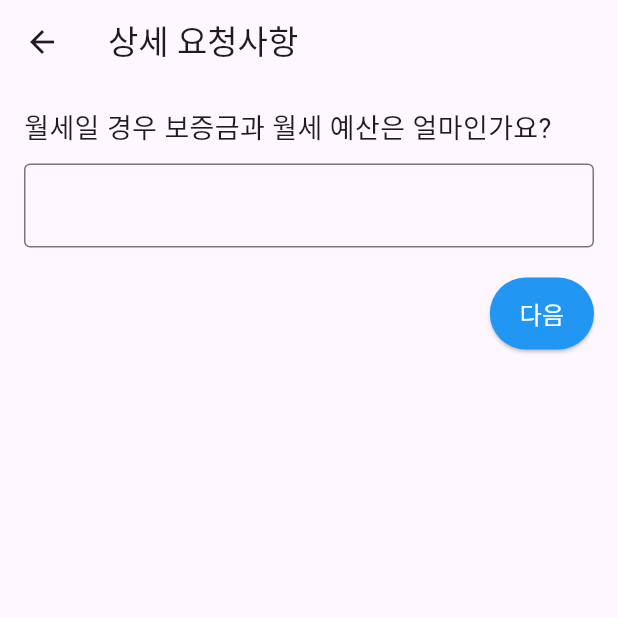
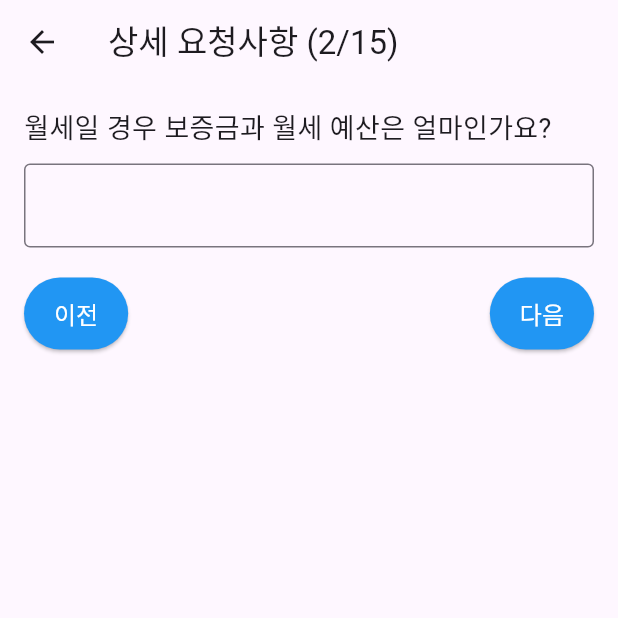
Before and after one commit to syugi/safe_realtor_app, a Flutter app: the InquiryDetailsScreen screen opened directly, after a tap on "다음", on a phone screen of 412 x 824 dp, the top half of it. Run offline on Flutter 3.47's test engine with Material 3 defaults, Android fonts, the phone set to English and light mode, and no system bars; our stand-ins replace flutter_dotenv, image_picker, logger, shared_preferences; accounts and stored records are empty; network calls fail.

Commit message:
fix:상세요청사항 텍스트 입력 오류 수정

```diff
--- a/lib/screens/inquiry/inquiry_details_screen.dart
+++ b/lib/screens/inquiry/inquiry_details_screen.dart
@@ -15,12 +15,19 @@ class _InquiryDetailsScreenState extends State<InquiryDetailsScreen> {
   List<Map<String, dynamic>> questions = [];
   int currentQuestionIndex = 0;
   bool isLoading = true; // 로딩 상태 추가
+  TextEditingController textController = TextEditingController();
 
   @override
   void initState() {
     super.initState();
     _loadQuestions();
     _loadAnswersFromPreferences();
+  }
+
+  @override
+  void dispose() {
+    textController.dispose(); // 컨트롤러 해제
+    super.dispose();
   }
 
   // 질문 목록을 불러오는 함수
@@ -48,8 +55,15 @@ class _InquiryDetailsScreenState extends State<InquiryDetailsScreen> {
     if (savedAnswersJson != null) {
       setState(() {
         answers = jsonDecode(savedAnswersJson);
+        _updateTextController();
       });
     }
+  }
+
+// TextController를 현재 질문의 답변으로 업데이트
+  void _updateTextController() {
+    String questionKey = questions[currentQuestionIndex]['key'];
+    textController.text = answers[questionKey] ?? '';
   }
 
   // 답변을 저장하는 함수 (단일 선택/다중 선택 처리)
@@ -127,7 +141,10 @@ class _InquiryDetailsScreenState extends State<InquiryDetailsScreen> {
     String? selectedValue = answers[questionKey];
 
     return Scaffold(
-      appBar: AppBar(title: const Text('상세 요청사항')),
+      appBar: AppBar(
+        title:
+            Text('상세 요청사항 (${currentQuestionIndex + 1}/${questions.length})'),
+      ),
       body: Padding(
         padding: const EdgeInsets.all(16.0),
         child: Column(
@@ -146,22 +163,32 @@ class _InquiryDetailsScreenState extends State<InquiryDetailsScreen> {
                 onChanged: (value) {
                   _saveAnswer(value, multiSelect);
                 },
-                controller: TextEditingController(
-                  text: answers[questionKey],
-                ),
+                controller: textController,
                 decoration: const InputDecoration(
                   border: OutlineInputBorder(),
                 ),
               ),
             const SizedBox(height: 20),
             Row(
-              mainAxisAlignment: MainAxisAlignment.end,
+              mainAxisAlignment: MainAxisAlignment.start,
               children: [
+                if (currentQuestionIndex > 0)
+                  ElevatedButton(
+                    onPressed: () {
+                      setState(() {
+                        currentQuestionIndex--;
+                        _updateTextController(); // 이전 질문으로 이동 시 텍스트 업데이트
+                      });
+                    },
+                    child: const Text('이전'),
+                  ),
+                const Spacer(),
                 if (currentQuestionIndex < questions.length - 1)
                   ElevatedButton(
                     onPressed: () {
                       setState(() {
                         currentQuestionIndex++;
+                        _updateTextController();
                       });
                     },
                     child: const Text('다음'),
@@ -169,6 +196,10 @@ class _InquiryDetailsScreenState extends State<InquiryDetailsScreen> {
                 else
                   ElevatedButton(
                     onPressed: _saveToSharedPreferences, // 저장 버튼 클릭 시 저장
+                    style: ElevatedButton.styleFrom(
+                      foregroundColor: Colors.white,
+                      backgroundColor: Colors.green, // 버튼 텍스트 색상
+                    ),
                     child: const Text('저장'),
                   ),
               ],
```
